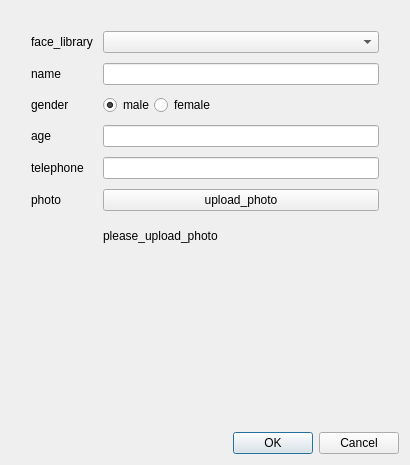
Meydan-ZHOU/smileSystem, file app/ui/NewFaceUI.ui: the form before one commit.
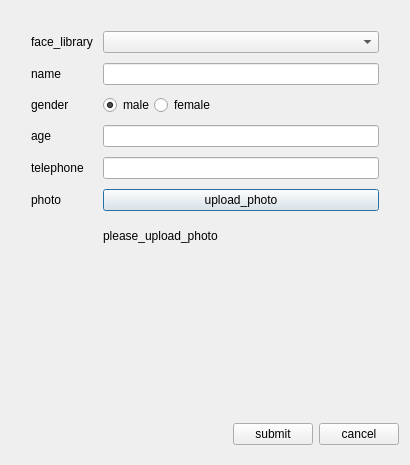
The form after the commit.

```diff
--- a/app/ui/NewFaceUI.ui
+++ b/app/ui/NewFaceUI.ui
@@ -14,22 +14,6 @@
    <string>new_single_face</string>
   </property>
   <layout class="QGridLayout" name="gridLayout_2">
-   <item row="1" column="0">
-    <widget class="QDialogButtonBox" name="buttonBox">
-     <property name="cursor">
-      <cursorShape>PointingHandCursor</cursorShape>
-     </property>
-     <property name="orientation">
-      <enum>Qt::Horizontal</enum>
-     </property>
-     <property name="standardButtons">
-      <set>QDialogButtonBox::Cancel|QDialogButtonBox::Ok</set>
-     </property>
-     <property name="centerButtons">
-      <bool>false</bool>
-     </property>
-    </widget>
-   </item>
    <item row="0" column="0">
     <layout class="QGridLayout" name="gridLayout" columnstretch="1,6">
      <property name="leftMargin">
@@ -193,6 +177,67 @@
      </item>
     </layout>
    </item>
+   <item row="1" column="0">
+    <widget class="QWidget" name="widget_2" native="true">
+     <property name="maximumSize">
+      <size>
+       <width>16777215</width>
+       <height>40</height>
+      </size>
+     </property>
+     <layout class="QHBoxLayout" name="horizontalLayout_4">
+      <property name="leftMargin">
+       <number>0</number>
+      </property>
+      <property name="topMargin">
+       <number>0</number>
+      </property>
+      <property name="rightMargin">
+       <number>0</number>
+      </property>
+      <property name="bottomMargin">
+       <number>0</number>
+      </property>
+      <item>
+       <layout class="QHBoxLayout" name="horizontalLayout_3">
+        <item>
+         <spacer name="horizontalSpacer">
+          <property name="orientation">
+           <enum>Qt::Horizontal</enum>
+          </property>
+          <property name="sizeHint" stdset="0">
+           <size>
+            <width>40</width>
+            <height>20</height>
+           </size>
+          </property>
+         </spacer>
+        </item>
+        <item>
+         <widget class="QPushButton" name="pushButton">
+          <property name="cursor">
+           <cursorShape>PointingHandCursor</cursorShape>
+          </property>
+          <property name="text">
+           <string>submit</string>
+          </property>
+         </widget>
+        </item>
+        <item>
+         <widget class="QPushButton" name="pushButton_2">
+          <property name="cursor">
+           <cursorShape>PointingHandCursor</cursorShape>
+          </property>
+          <property name="text">
+           <string>cancel</string>
+          </property>
+         </widget>
+        </item>
+       </layout>
+      </item>
+     </layout>
+    </widget>
+   </item>
   </layout>
  </widget>
  <resources/>
```
Left out of the diff: 79 changed lines with no effect on the pictures.
